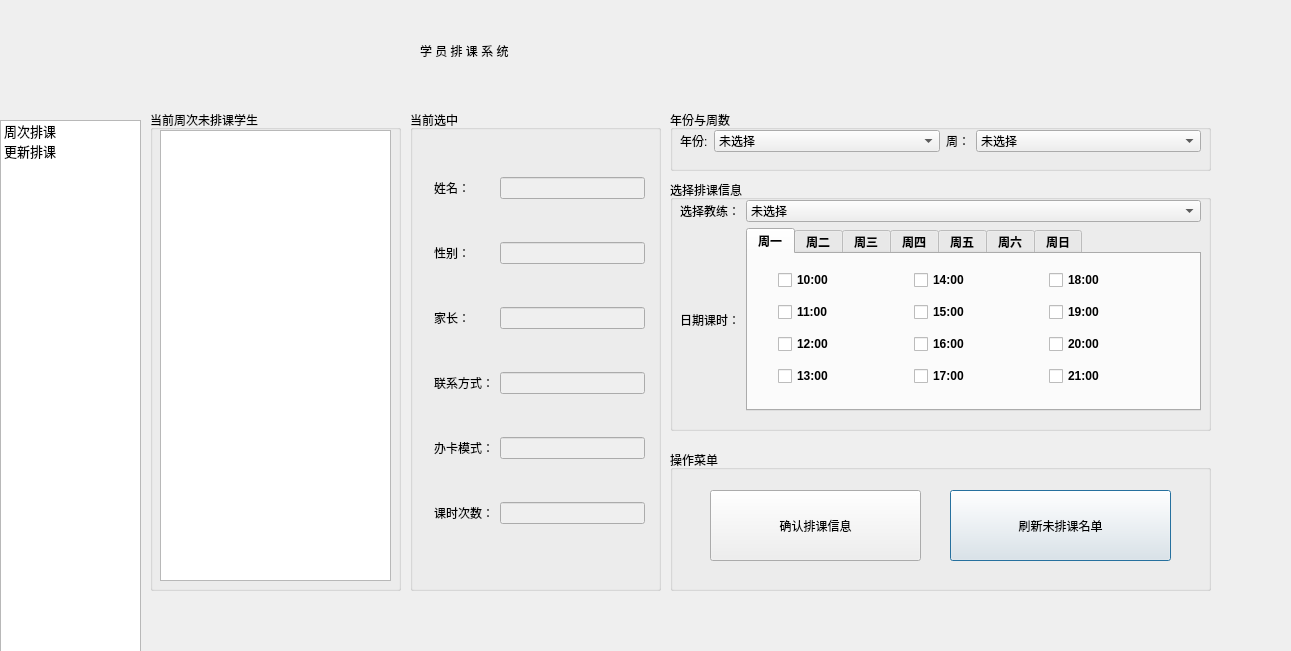
Above: GUI/updateClass.ui from Holy-Shine/Acrotest before the change. Below: the same form after it.
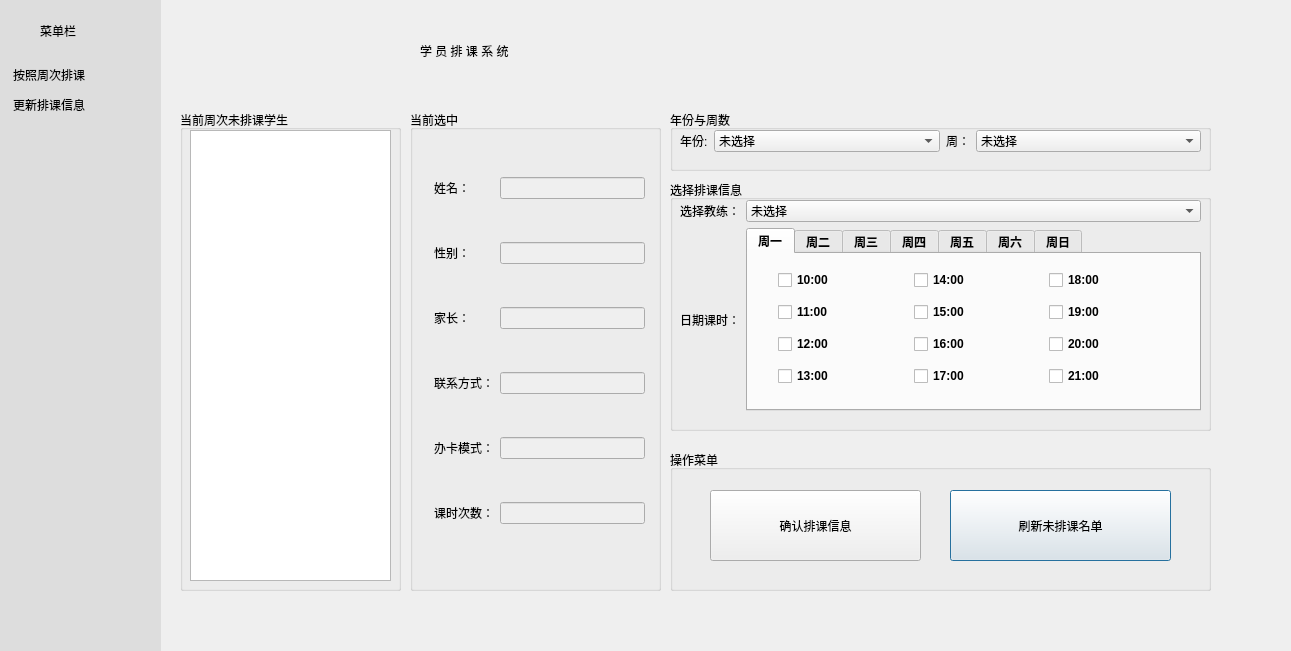
That is the form after the change. The open tabs and pages were chosen to show the change. Icons and pictures are not drawn.

The edit to the form file:
```diff
--- a/GUI/updateClass.ui
+++ b/GUI/updateClass.ui
@@ -57,9 +57,9 @@
     <widget class="QGroupBox" name="groupBox_2">
      <property name="geometry">
       <rect>
-       <x>10</x>
+       <x>40</x>
        <y>20</y>
-       <width>251</width>
+       <width>221</width>
        <height>481</height>
       </rect>
      </property>
@@ -71,7 +71,7 @@
        <rect>
         <x>10</x>
         <y>20</y>
-        <width>231</width>
+        <width>201</width>
         <height>451</height>
        </rect>
       </property>
@@ -1321,64 +1321,83 @@
     </widget>
    </widget>
   </widget>
-  <widget class="QListWidget" name="listWidget">
-   <property name="enabled">
-    <bool>true</bool>
-   </property>
+  <widget class="QWidget" name="left_widget" native="true">
    <property name="geometry">
     <rect>
      <x>0</x>
-     <y>120</y>
-     <width>141</width>
-     <height>541</height>
+     <y>0</y>
+     <width>161</width>
+     <height>661</height>
     </rect>
    </property>
-   <property name="sizeIncrement">
-    <size>
-     <width>0</width>
-     <height>0</height>
-    </size>
+   <property name="styleSheet">
+    <string notr="true">background:#DDDDDD</string>
    </property>
-   <property name="font">
-    <font>
-     <pointsize>10</pointsize>
-    </font>
-   </property>
-   <item>
-    <property name="text">
-     <string>周次排课</string>
+   <widget class="QListWidget" name="listFunc">
+    <property name="geometry">
+     <rect>
+      <x>10</x>
+      <y>60</y>
+      <width>131</width>
+      <height>441</height>
+     </rect>
     </property>
-    <property name="font">
-     <font>
-      <weight>50</weight>
-      <bold>false</bold>
-      <underline>false</underline>
-      <strikeout>false</strikeout>
-      <kerning>true</kerning>
-     </font>
+    <property name="styleSheet">
+     <string notr="true">QListWidget#listFunc{
+    outline: 0px;
+    border:0px;
+    min-width: 120px;
+    color: Black;
+    background: #DDDDDD;
+}
+
+QListWidget#listFunc::Item{
+     height:30px;
+}
+QListWidget#listFunc::Item:selected {
+    background: rgb(49, 194, 124);
+    border-radius:1.5px;
+   
+}
+</string>
     </property>
-    <property name="textAlignment">
-     <set>AlignLeading|AlignVCenter</set>
+    <item>
+     <property name="text">
+      <string>按照周次排课</string>
+     </property>
+     <property name="icon">
+      <iconset>
+       <selectedon>resource/calender.svg</selectedon>
+      </iconset>
+     </property>
+    </item>
+    <item>
+     <property name="text">
+      <string>更新排课信息</string>
+     </property>
+     <property name="icon">
+      <iconset>
+       <selectedon>resource/update.svg</selectedon>
+      </iconset>
+     </property>
+    </item>
+   </widget>
+   <widget class="QLabel" name="label_13">
+    <property name="geometry">
+     <rect>
+      <x>40</x>
+      <y>20</y>
+      <width>81</width>
+      <height>21</height>
+     </rect>
     </property>
-    <property name="icon">
-     <iconset>
-      <activeon>resource/calender.svg</activeon>
-     </iconset>
+    <property name="styleSheet">
+     <string notr="true">font: 75 14pt &quot;黑体&quot;;</string>
     </property>
-   </item>
-   <item>
     <property name="text">
-     <string>更新排课</string>
+     <string>菜单栏</string>
     </property>
-    <property name="textAlignment">
-     <set>AlignLeading|AlignVCenter</set>
-    </property>
-    <property name="icon">
-     <iconset>
-      <activeon>resource/update.svg</activeon>
-     </iconset>
-    </property>
-   </item>
+   </widget>
   </widget>
  </widget>
  <resources/>
```
Left out of the diff: 2 changed lines with no effect on the pictures.
